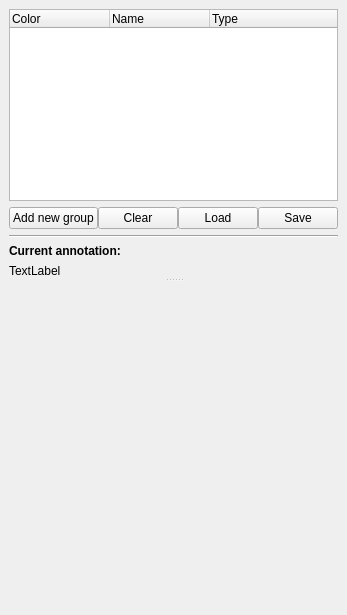
This is ASAP/annotation/resources/AnnotationDockWidget.ui in evanry/pathUI as Qt 5 draws it before an edit. The edited form follows.
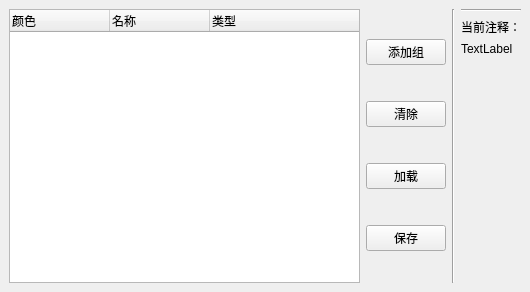
This is the edited form.

```diff
--- a/ASAP/annotation/resources/AnnotationDockWidget.ui
+++ b/ASAP/annotation/resources/AnnotationDockWidget.ui
@@ -6,8 +6,8 @@
    <rect>
     <x>0</x>
     <y>0</y>
-    <width>328</width>
-    <height>615</height>
+    <width>530</width>
+    <height>292</height>
    </rect>
   </property>
   <property name="sizePolicy">
@@ -16,6 +16,12 @@
     <verstretch>0</verstretch>
    </sizepolicy>
   </property>
+  <property name="minimumSize">
+   <size>
+    <width>505</width>
+    <height>239</height>
+   </size>
+  </property>
   <property name="windowTitle">
    <string>Annotations</string>
   </property>
@@ -26,29 +32,7 @@
      <verstretch>0</verstretch>
     </sizepolicy>
    </property>
-   <layout class="QVBoxLayout" name="verticalLayout">
-    <item>
-     <widget class="QSplitter" name="splitter">
-      <property name="sizePolicy">
-       <sizepolicy hsizetype="Preferred" vsizetype="MinimumExpanding">
-        <horstretch>0</horstretch>
-        <verstretch>0</verstretch>
-       </sizepolicy>
-      </property>
-      <property name="styleSheet">
-       <string notr="true"/>
-      </property>
-      <property name="midLineWidth">
-       <number>0</number>
-      </property>
-      <property name="orientation">
-       <enum>Qt::Vertical</enum>
-      </property>
-      <property name="childrenCollapsible">
-       <bool>false</bool>
-      </property>
-      <widget class="QWidget" name="layoutWidget">
-       <layout class="QVBoxLayout" name="verticalLayout_4">
+   <layout class="QHBoxLayout" name="horizontalLayout">
         <item>
          <widget class="QTreeWidget" name="AnnotationTreeWidget">
           <property name="sizePolicy">
@@ -57,6 +41,18 @@
             <verstretch>0</verstretch>
            </sizepolicy>
           </property>
+      <property name="minimumSize">
+       <size>
+        <width>300</width>
+        <height>0</height>
+       </size>
+      </property>
+      <property name="maximumSize">
+       <size>
+        <width>400</width>
+        <height>16777215</height>
+       </size>
+      </property>
           <property name="editTriggers">
            <set>QAbstractItemView::NoEditTriggers</set>
           </property>
@@ -89,56 +85,86 @@
           </property>
           <column>
            <property name="text">
-            <string>Color</string>
+        <string>颜色</string>
            </property>
           </column>
           <column>
            <property name="text">
-            <string>Name</string>
+        <string>名称</string>
            </property>
           </column>
           <column>
            <property name="text">
-            <string>Type</string>
+        <string>类型</string>
            </property>
           </column>
          </widget>
         </item>
         <item>
-         <layout class="QHBoxLayout" name="horizontalLayout_2">
-          <property name="spacing">
-           <number>0</number>
-          </property>
+     <layout class="QVBoxLayout" name="verticalLayout">
           <item>
            <widget class="QPushButton" name="addGroupButton">
+        <property name="maximumSize">
+         <size>
+          <width>80</width>
+          <height>16777215</height>
+         </size>
+        </property>
             <property name="text">
-             <string>Add new group</string>
+         <string>添加组</string>
             </property>
            </widget>
           </item>
           <item>
            <widget class="QPushButton" name="clearButton">
+        <property name="maximumSize">
+         <size>
+          <width>80</width>
+          <height>16777215</height>
+         </size>
+        </property>
             <property name="text">
-             <string>Clear</string>
+         <string>清除</string>
             </property>
            </widget>
           </item>
           <item>
            <widget class="QPushButton" name="loadButton">
+        <property name="maximumSize">
+         <size>
+          <width>80</width>
+          <height>16777215</height>
+         </size>
+        </property>
             <property name="text">
-             <string>Load</string>
+         <string>加载</string>
             </property>
            </widget>
           </item>
           <item>
            <widget class="QPushButton" name="saveButton">
+        <property name="maximumSize">
+         <size>
+          <width>80</width>
+          <height>16777215</height>
+         </size>
+        </property>
             <property name="text">
-             <string>Save</string>
+         <string>保存</string>
             </property>
            </widget>
           </item>
          </layout>
         </item>
+    <item>
+     <widget class="Line" name="line">
+      <property name="orientation">
+       <enum>Qt::Vertical</enum>
+      </property>
+     </widget>
+    </item>
+    <item>
+     <layout class="QVBoxLayout" name="verticalLayout_2">
         <item>
          <widget class="Line" name="currentAnnotationLine">
           <property name="orientation">
@@ -148,8 +174,14 @@
         </item>
         <item>
          <widget class="QLabel" name="currentAnnotationHeaderLabel">
+        <property name="maximumSize">
+         <size>
+          <width>16777215</width>
+          <height>25</height>
+         </size>
+        </property>
           <property name="text">
-           <string>&lt;html&gt;&lt;head/&gt;&lt;body&gt;&lt;p&gt;&lt;span style=&quot; font-weight:600;&quot;&gt;Current annotation:&lt;/span&gt;&lt;/p&gt;&lt;/body&gt;&lt;/html&gt;</string>
+         <string>&lt;html&gt;&lt;head/&gt;&lt;body&gt;&lt;p&gt;当前注释：&lt;/p&gt;&lt;/body&gt;&lt;/html&gt;</string>
           </property>
          </widget>
         </item>
@@ -163,8 +195,20 @@
           </property>
          </widget>
         </item>
-       </layout>
-      </widget>
+      <item>
+       <spacer name="verticalSpacer">
+        <property name="orientation">
+         <enum>Qt::Vertical</enum>
+        </property>
+        <property name="sizeHint" stdset="0">
+         <size>
+          <width>20</width>
+          <height>40</height>
+         </size>
+        </property>
+       </spacer>
+      </item>
+      <item>
       <widget class="QWidget" name="widget" native="true">
        <property name="sizePolicy">
         <sizepolicy hsizetype="Preferred" vsizetype="Expanding">
@@ -172,8 +216,15 @@
          <verstretch>2</verstretch>
         </sizepolicy>
        </property>
-      </widget>
-     </widget>
+        <property name="maximumSize">
+         <size>
+          <width>700</width>
+          <height>10</height>
+         </size>
+        </property>
+       </widget>
+      </item>
+     </layout>
     </item>
    </layout>
   </widget>
```
Left out of the diff: 2 changed lines with no effect on the pictures. Lines whose indentation alone changed are shown as unchanged.
